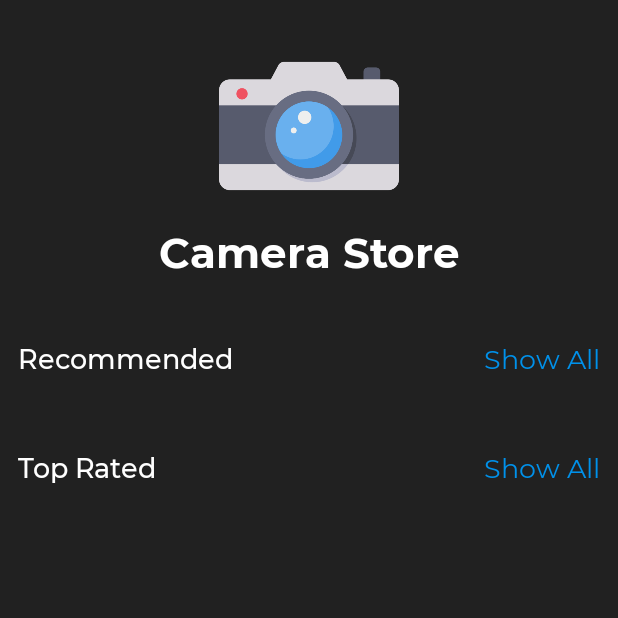
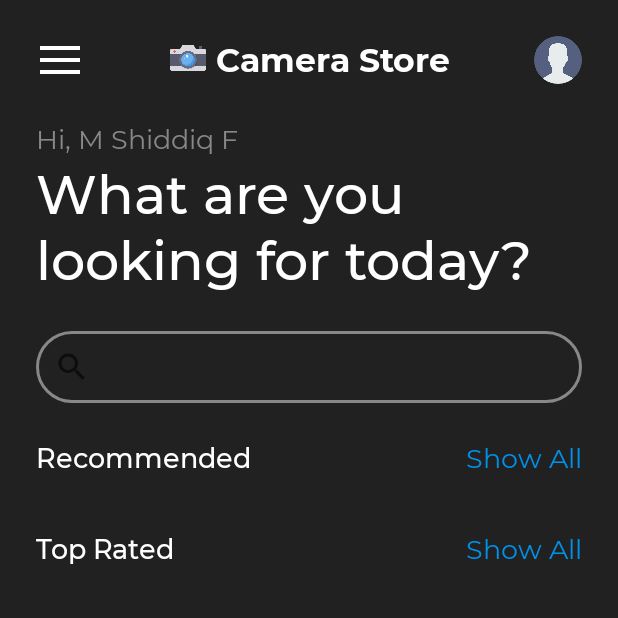
Before and after one commit to mas-diq/ProjectStarter, an Android app: the MainActivity screen opened directly, with no data from a screen before it, on a phone screen of 412 x 824 dp, the top half of it. Run offline under Robolectric (Android 15) with nearby library versions, the phone set to English and light mode, and no system bars; our stand-ins replace CircleImageView; 3 statements that could not run were skipped.

Commit message:
Edit layout

```diff
--- a/app/build.gradle
+++ b/app/build.gradle
@@ -47,6 +47,7 @@ dependencies {
     implementation 'androidx.constraintlayout:constraintlayout:2.1.0'
     implementation 'androidx.recyclerview:recyclerview:1.2.1'
     testImplementation 'junit:junit:4.13.2'
+    implementation 'de.hdodenhof:circleimageview:3.1.0'
     implementation 'com.github.bumptech.glide:glide:4.12.0'
     androidTestImplementation 'androidx.test.ext:junit:1.1.3'
     androidTestImplementation 'androidx.test.espresso:espresso-core:3.4.0'
--- a/app/src/main/java/com/MasDiq/Adapter/AdapterTwo.kt
+++ b/app/src/main/java/com/MasDiq/Adapter/AdapterTwo.kt
@@ -23,7 +23,7 @@ class AdapterTwo(private val list: ArrayList<Data>) :
         val item = list[position]
         Glide.with(holder.itemView.context)
             .load(item.image)
-            .apply(RequestOptions().override(200, 100))
+            .apply(RequestOptions().override(200, 120))
             .into(holder.image)
         holder.title.text = item.title
     }
--- a/app/src/main/res/drawable/background1.xml
+++ b/app/src/main/res/drawable/background_search.xml
@@ -2,8 +2,9 @@
 <selector xmlns:android="http://schemas.android.com/apk/res/android">
     <item>
         <shape android:shape="rectangle">
-            <solid android:color="@color/accentColor" />
+            <solid android:color="@color/primaryColor" />
             <corners android:radius="24dp" />
+            <stroke android:width="2dp" android:color="@color/secondaryTextColor" />
         </shape>
     </item>
 </selector>
--- /dev/null
+++ b/app/src/main/res/drawable/ic_menu.xml
@@ -0,0 +1,9 @@
+<vector xmlns:android="http://schemas.android.com/apk/res/android"
+    android:width="96dp"
+    android:height="96dp"
+    android:viewportWidth="24"
+    android:viewportHeight="24">
+    <path
+        android:fillColor="@color/primaryTextColor"
+        android:pathData="M2,5L2,7L22,7L22,5L2,5zM2,11L2,13L22,13L22,11L2,11zM2,17L2,19L22,19L22,17L2,17z" />
+</vector>
--- /dev/null
+++ b/app/src/main/res/drawable/ic_search.xml
@@ -0,0 +1,9 @@
+<vector xmlns:android="http://schemas.android.com/apk/res/android"
+    android:width="96dp"
+    android:height="96dp"
+    android:viewportWidth="24"
+    android:viewportHeight="24">
+    <path
+        android:fillColor="@color/primaryTextColor"
+        android:pathData="M9,2C5.1459,2 2,5.1459 2,9C2,12.8541 5.1459,16 9,16C10.748,16 12.345,15.348 13.5742,14.2813L14,14.707L14,16L20,22L22,20L16,14L14.707,14L14.2813,13.5742C15.348,12.345 16,10.748 16,9C16,5.1459 12.8541,2 9,2zM9,4C11.7733,4 14,6.2267 14,9C14,11.7733 11.7733,14 9,14C6.2267,14 4,11.7733 4,9C4,6.2267 6.2267,4 9,4z" />
+</vector>
--- a/app/src/main/res/layout/activity_main.xml
+++ b/app/src/main/res/layout/activity_main.xml
@@ -9,67 +9,138 @@
 
     <androidx.constraintlayout.widget.ConstraintLayout
         android:layout_width="match_parent"
+        android:layout_height="match_parent"
+        android:layout_marginHorizontal="24dp"
+        android:layout_marginTop="24dp">
+
+        <androidx.constraintlayout.widget.ConstraintLayout
+            android:id="@+id/topPart"
+            android:layout_width="match_parent"
             android:layout_height="match_parent">
 
             <ImageView
-            android:id="@+id/logoBrand"
-            android:layout_width="180dp"
-            android:layout_height="120dp"
-            android:layout_marginTop="24dp"
-            app:layout_constraintEnd_toEndOf="parent"
+                android:id="@+id/ic_menu"
+                android:layout_width="32dp"
+                android:layout_height="32dp"
+                app:layout_constraintBottom_toBottomOf="parent"
                 app:layout_constraintStart_toStartOf="parent"
                 app:layout_constraintTop_toTopOf="parent"
+                app:srcCompat="@drawable/ic_menu"
+                tools:ignore="ContentDescription" />
+
+            <de.hdodenhof.circleimageview.CircleImageView
+                android:id="@+id/tv_brand"
+                android:layout_width="32dp"
+                android:layout_height="32dp"
+                android:src="@drawable/user"
+                app:layout_constraintBottom_toBottomOf="parent"
+                app:layout_constraintEnd_toEndOf="parent"
+                app:layout_constraintTop_toTopOf="parent"
+                tools:ignore="ContentDescription" />
+
+            <LinearLayout
+                android:id="@+id/linearLayout"
+                android:layout_width="wrap_content"
+                android:layout_height="wrap_content"
+                android:gravity="center"
+                android:orientation="horizontal"
+                app:layout_constraintEnd_toStartOf="@+id/tv_brand"
+                app:layout_constraintStart_toEndOf="@+id/ic_menu"
+                app:layout_constraintTop_toTopOf="parent"
+                tools:ignore="UseCompoundDrawables">
+
+                <ImageView
+                    android:id="@+id/imageView4"
+                    android:layout_width="24dp"
+                    android:layout_height="24dp"
+                    android:layout_marginEnd="6dp"
                     app:srcCompat="@drawable/camera"
                     tools:ignore="ContentDescription" />
 
                 <TextView
-            android:id="@+id/productName"
+                    android:id="@+id/ic_brand"
                     android:layout_width="wrap_content"
                     android:layout_height="wrap_content"
+                    android:layout_gravity="center"
                     android:fontFamily="@font/montserrat_bold"
-            android:paddingHorizontal="12dp"
-            android:paddingVertical="4dp"
+                    android:gravity="center"
                     android:text="@string/brand"
                     android:textColor="@color/primaryTextColor"
-            android:textSize="28sp"
-            app:layout_constraintEnd_toEndOf="parent"
-            app:layout_constraintStart_toStartOf="parent"
-            app:layout_constraintTop_toBottomOf="@+id/logoBrand" />
+                    android:textSize="22sp"
+                    tools:ignore="ContentDescription" />
+            </LinearLayout>
+        </androidx.constraintlayout.widget.ConstraintLayout>
 
         <TextView
-            android:id="@+id/recomended"
+            android:id="@+id/tv_hi"
             android:layout_width="wrap_content"
             android:layout_height="wrap_content"
-            android:layout_marginStart="12dp"
-            android:layout_marginTop="36dp"
+            android:layout_marginTop="24dp"
+            android:fontFamily="@font/montserrat_regular"
+            android:text="@string/hi_user"
+            android:textColor="@color/secondaryTextColor"
+            android:textSize="18sp"
+            app:layout_constraintStart_toStartOf="parent"
+            app:layout_constraintTop_toBottomOf="@+id/topPart" />
+
+        <TextView
+            android:id="@+id/tv_greeting"
+            android:layout_width="match_parent"
+            android:layout_height="wrap_content"
+            android:fontFamily="@font/montserrat_medium"
+            android:text="@string/greeting"
+            android:textColor="@color/primaryTextColor"
+            android:textSize="36sp"
+            app:layout_constraintEnd_toEndOf="parent"
+            app:layout_constraintTop_toBottomOf="@+id/tv_hi" />
+
+        <SearchView
+            android:id="@+id/searchView"
+            android:layout_width="match_parent"
+            android:layout_height="match_parent"
+            android:layout_marginTop="24dp"
+            android:background="@drawable/background_search"
+            app:layout_constraintTop_toBottomOf="@+id/tv_greeting">
+
+        </SearchView>
+
+
+        <androidx.constraintlayout.widget.ConstraintLayout
+            android:id="@+id/constraintLayout"
+            android:layout_width="match_parent"
+            android:layout_height="match_parent"
+            android:layout_marginTop="24dp"
+            app:layout_constraintTop_toBottomOf="@+id/searchView"
+            tools:layout_editor_absoluteX="363dp">
+
+            <TextView
+                android:layout_width="wrap_content"
+                android:layout_height="wrap_content"
                 android:fontFamily="@font/montserrat_medium"
                 android:text="@string/recommended"
                 android:textColor="@color/primaryTextColor"
                 android:textSize="18sp"
                 app:layout_constraintStart_toStartOf="parent"
-            app:layout_constraintTop_toBottomOf="@+id/productName" />
+                app:layout_constraintTop_toTopOf="parent" />
 
             <TextView
-            android:id="@+id/more"
                 android:layout_width="wrap_content"
                 android:layout_height="wrap_content"
-            android:layout_marginTop="36dp"
-            android:layout_marginEnd="12dp"
                 android:fontFamily="@font/montserrat_regular"
                 android:text="@string/show_all"
                 android:textColor="#0091EA"
                 android:textSize="18sp"
                 app:layout_constraintEnd_toEndOf="parent"
-            app:layout_constraintTop_toBottomOf="@+id/productName" />
+                app:layout_constraintTop_toTopOf="parent" />
+        </androidx.constraintlayout.widget.ConstraintLayout>
 
         <RelativeLayout
             android:id="@+id/layoutTwo"
             android:layout_width="match_parent"
             android:layout_height="wrap_content"
-            android:layout_marginTop="12dp"
             android:orientation="horizontal"
             android:paddingHorizontal="4dp"
-            app:layout_constraintTop_toBottomOf="@+id/recomended">
+            app:layout_constraintTop_toBottomOf="@+id/constraintLayout">
 
             <androidx.recyclerview.widget.RecyclerView
                 android:id="@+id/rvTwo"
@@ -80,44 +151,54 @@
                 android:scrollbars="horizontal" />
         </RelativeLayout>
 
+        <androidx.constraintlayout.widget.ConstraintLayout
+            android:id="@+id/constraintLayout2"
+            android:layout_width="match_parent"
+            android:layout_height="match_parent"
+            android:layout_marginTop="24dp"
+            app:layout_constraintTop_toBottomOf="@+id/layoutTwo"
+            tools:layout_editor_absoluteX="363dp">
+
             <TextView
-            android:id="@+id/topRated"
                 android:layout_width="wrap_content"
                 android:layout_height="wrap_content"
-            android:layout_marginStart="12dp"
-            android:layout_marginTop="24dp"
                 android:fontFamily="@font/montserrat_medium"
                 android:text="@string/top_rated"
                 android:textColor="@color/primaryTextColor"
                 android:textSize="18sp"
                 app:layout_constraintStart_toStartOf="parent"
-            app:layout_constraintTop_toBottomOf="@+id/layoutTwo" />
+                app:layout_constraintTop_toTopOf="parent" />
 
             <TextView
                 android:layout_width="wrap_content"
                 android:layout_height="wrap_content"
-            android:layout_marginTop="24dp"
-            android:layout_marginEnd="12dp"
                 android:fontFamily="@font/montserrat_regular"
                 android:text="@string/show_all"
                 android:textColor="#0091EA"
                 android:textSize="18sp"
                 app:layout_constraintEnd_toEndOf="parent"
-            app:layout_constraintTop_toBottomOf="@+id/layoutTwo" />
+                app:layout_constraintTop_toTopOf="parent" />
+        </androidx.constraintlayout.widget.ConstraintLayout>
 
-        <LinearLayout
+        <RelativeLayout
+            android:id="@+id/layoutOne"
             android:layout_width="match_parent"
-            android:layout_height="match_parent"
+            android:layout_height="wrap_content"
             android:layout_marginTop="12dp"
             android:orientation="horizontal"
-            app:layout_constraintTop_toBottomOf="@id/topRated">
+            android:paddingHorizontal="4dp"
+            app:layout_constraintTop_toBottomOf="@id/constraintLayout2">
 
             <androidx.recyclerview.widget.RecyclerView
                 android:id="@+id/rv"
                 android:layout_width="match_parent"
-                android:layout_height="match_parent"
+                android:layout_height="wrap_content"
                 android:textAlignment="center"
+                app:layout_constraintEnd_toEndOf="parent"
+                app:layout_constraintStart_toStartOf="parent"
+                app:layout_constraintTop_toBottomOf="@+id/constraintLayout2"
                 tools:listitem="@layout/card_layout_one" />
-        </LinearLayout>
+        </RelativeLayout>
+
     </androidx.constraintlayout.widget.ConstraintLayout>
 </androidx.core.widget.NestedScrollView>
--- a/app/src/main/res/layout/card_layout_one.xml
+++ b/app/src/main/res/layout/card_layout_one.xml
@@ -4,7 +4,6 @@
     xmlns:tools="http://schemas.android.com/tools"
     android:layout_width="match_parent"
     android:layout_height="wrap_content"
-    android:layout_marginHorizontal="12dp"
     android:layout_marginVertical="8dp"
     android:background="@drawable/background">
 
--- a/app/src/main/res/layout/card_layout_two.xml
+++ b/app/src/main/res/layout/card_layout_two.xml
@@ -4,12 +4,12 @@
     xmlns:tools="http://schemas.android.com/tools"
     android:layout_width="wrap_content"
     android:layout_height="wrap_content"
+    android:layout_marginEnd="16dp"
     android:orientation="horizontal">
 
     <LinearLayout
         android:layout_width="wrap_content"
         android:layout_height="wrap_content"
-        android:layout_marginHorizontal="8dp"
         android:background="@drawable/background"
         android:orientation="vertical"
         android:paddingVertical="12dp"
@@ -18,7 +18,7 @@
         <ImageView
             android:id="@+id/imageCameraTwo"
             android:layout_width="200dp"
-            android:layout_height="100dp"
+            android:layout_height="120dp"
             android:layout_weight="1"
             android:scaleType="centerCrop"
             app:srcCompat="@drawable/alpha_1"
--- a/app/src/main/res/values/strings.xml
+++ b/app/src/main/res/values/strings.xml
@@ -19,4 +19,6 @@
     <string name="recommended">Recommended</string>
     <string name="show_all">Show All</string>
     <string name="top_rated">Top Rated</string>
+    <string name="hi_user">Hi, M Shiddiq F</string>
+    <string name="greeting">What are you looking for today?</string>
 </resources>
```
Also changed, not shown: app/src/main/res/drawable/user.png (added). Lines whose indentation alone changed are shown as unchanged.
